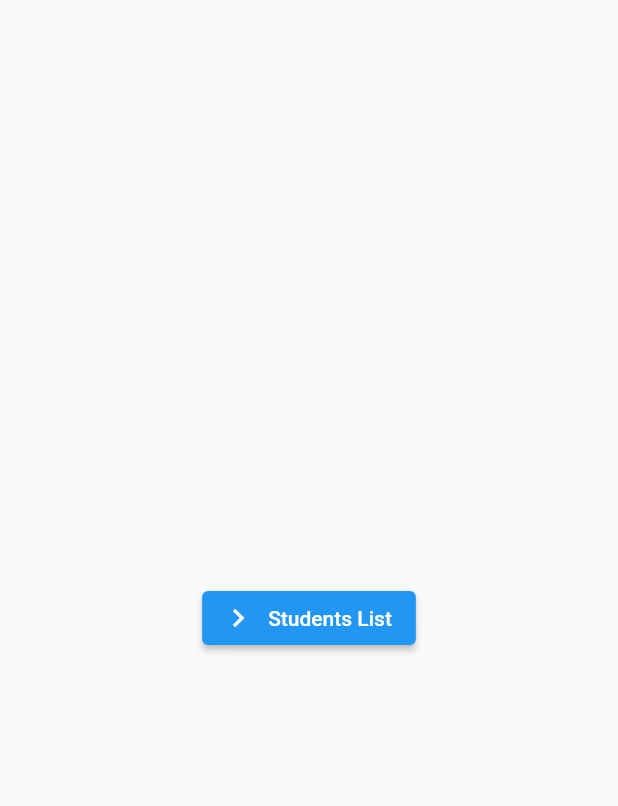
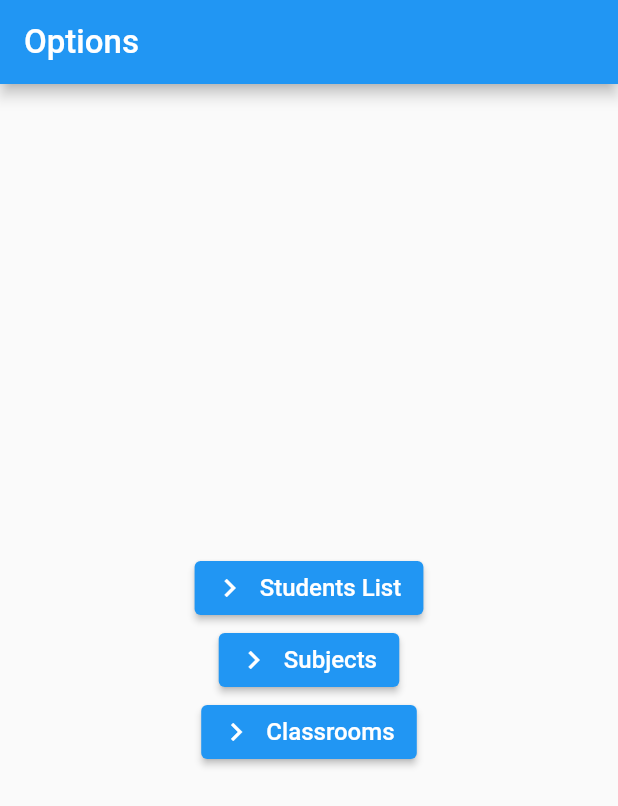
Before and after one commit to naveenkmavoor/classdeck, a Flutter app: the screen it shows after launch, on a phone screen of 412 x 824 dp. Shown: the top 806 px of the screen. Run offline on Flutter 3.47's test engine with Material 2 defaults, Android fonts, the phone set to English and light mode, and no system bars.

Commit message:
refactor: main; menu; student screen

```diff
--- a/lib/main.dart
+++ b/lib/main.dart
@@ -1,7 +1,13 @@
+import 'package:classdeck/providers/classroom.dart';
 import 'package:classdeck/providers/student.dart';
+import 'package:classdeck/providers/subject.dart';
+import 'package:classdeck/screens/classroom_details.dart';
+import 'package:classdeck/screens/classrooms.dart';
 import 'package:classdeck/screens/menu.dart';
 import 'package:classdeck/screens/student_details.dart';
 import 'package:classdeck/screens/students.dart';
+import 'package:classdeck/screens/subject_details.dart';
+import 'package:classdeck/screens/subjects.dart';
 import 'package:flutter/material.dart';
 import 'package:provider/provider.dart';
 
@@ -15,13 +21,25 @@ class MyApp extends StatelessWidget {
   @override
   Widget build(BuildContext context) {
     return MultiProvider(
-      providers: [ChangeNotifierProvider(create: (context) => Students())],
+      providers: [
+        ChangeNotifierProvider(create: (context) => Students()),
+        ChangeNotifierProvider(create: (context) => Subjects()),
+        ChangeNotifierProvider(create: (context) => ClassRooms())
+      ],
       child: MaterialApp(
         debugShowCheckedModeBanner: false,
+        theme: ThemeData(
+            textTheme: Theme.of(context).textTheme.apply(
+                  fontSizeDelta: 2.0,
+                )),
         home: const Menu(),
         routes: {
-          StudentDetails.routename: (context) => const StudentDetails(),
-          StudentsList.routename: (context) => const StudentsList()
+          StudentDetails.routeName: (context) => const StudentDetails(),
+          StudentsList.routeName: (context) => const StudentsList(),
+          SubjectsList.routeName: (context) => const SubjectsList(),
+          SubjectDetails.routeName: (context) => const SubjectDetails(),
+          ClassroomList.routeName: (context) => const ClassroomList(),
+          ClassRoomDetails.routeName: (context) => const ClassRoomDetails()
         },
       ),
     );
--- a/lib/screens/menu.dart
+++ b/lib/screens/menu.dart
@@ -1,4 +1,6 @@
+import 'package:classdeck/screens/classrooms.dart';
 import 'package:classdeck/screens/students.dart';
+import 'package:classdeck/screens/subjects.dart';
 import 'package:flutter/material.dart';
 
 class Menu extends StatelessWidget {
@@ -7,15 +9,28 @@ class Menu extends StatelessWidget {
   @override
   Widget build(BuildContext context) {
     return Scaffold(
+      appBar: AppBar(
+        title: const Text('Options'),
+      ),
       body: Center(
         child: Column(
           mainAxisAlignment: MainAxisAlignment.center,
           children: [
             ElevatedButton.icon(
                 onPressed: () =>
-                    Navigator.of(context).pushNamed(StudentsList.routename),
+                    Navigator.of(context).pushNamed(StudentsList.routeName),
                 icon: const Icon(Icons.navigate_next),
-                label: const Text('Students List'))
+                label: const Text('Students List')),
+            ElevatedButton.icon(
+                onPressed: () =>
+                    Navigator.of(context).pushNamed(SubjectsList.routeName),
+                icon: const Icon(Icons.navigate_next),
+                label: const Text('Subjects')),
+            ElevatedButton.icon(
+                onPressed: () =>
+                    Navigator.of(context).pushNamed(ClassroomList.routeName),
+                icon: const Icon(Icons.navigate_next),
+                label: const Text('Classrooms'))
           ],
         ),
       ),
--- a/lib/screens/student_details.dart
+++ b/lib/screens/student_details.dart
@@ -3,7 +3,7 @@ import 'package:flutter/material.dart';
 import 'package:provider/provider.dart';
 
 class StudentDetails extends StatelessWidget {
-  static const routename = '/studentdetails';
+  static const routeName = '/studentdetails';
 
   const StudentDetails({Key? key}) : super(key: key);
   @override
@@ -29,6 +29,8 @@ class StudentDetails extends StatelessWidget {
             }
             return Padding(
               padding: const EdgeInsets.all(10.0),
+              child: Align(
+                alignment: Alignment.topCenter,
                 child: Column(
                   children: [
                     Text('ID : ${snapshot.data!['id']}'),
@@ -39,6 +41,7 @@ class StudentDetails extends StatelessWidget {
                     Text('EMAIL : ${snapshot.data!['email']}'),
                   ],
                 ),
+              ),
             );
           },
         ),
```
Also changed, not shown: lib/screens/students.dart (+4 -4 lines). Lines whose indentation alone changed are shown as unchanged.
